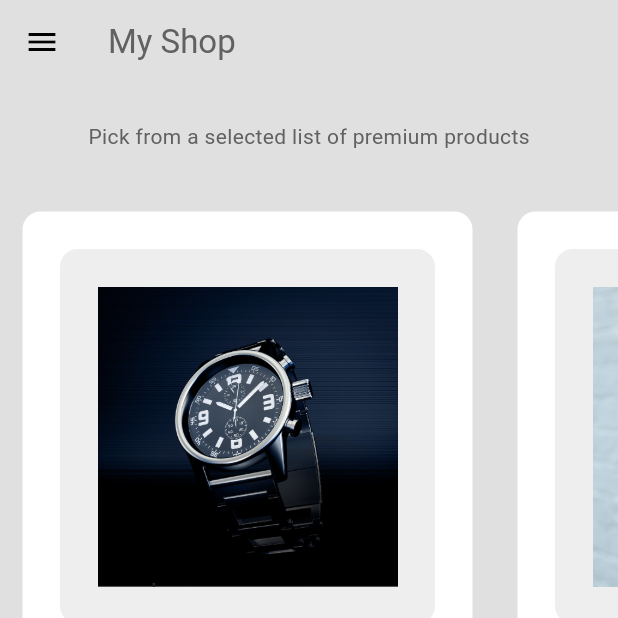
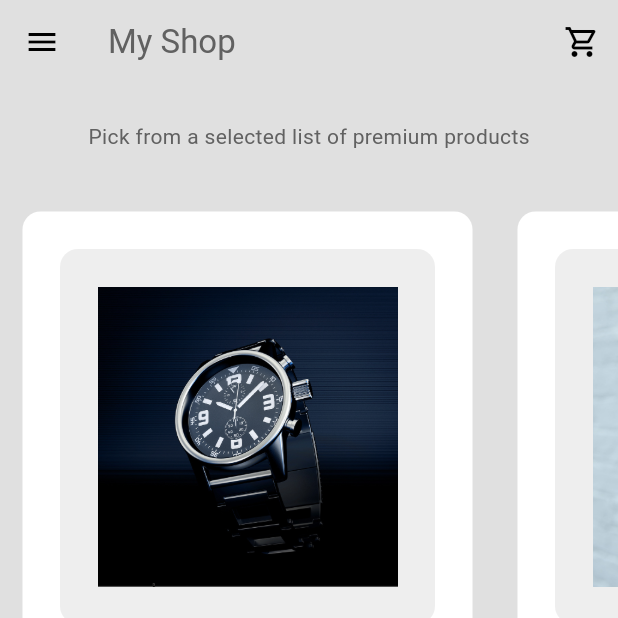
Before and after one commit to alexmortelsison/ECommerce-App2, a Flutter app: the ShopPage screen opened by its route, on a phone screen of 412 x 824 dp, the top half of it. Run offline on Flutter 3.47's test engine with Material 3 defaults, Android fonts, the phone set to English and light mode, and no system bars.

Commit message:
updated UI

```diff
--- a/lib/components/product_tile.dart
+++ b/lib/components/product_tile.dart
@@ -24,6 +24,8 @@ class ProductTile extends StatelessWidget {
           ),
           MaterialButton(
             onPressed: () {
+              ScaffoldMessenger.of(context).showSnackBar(
+                  const SnackBar(content: Text('Added to cart!')));
               Navigator.pop(context);
               context.read<Shop>().addToCart(product);
             },
--- a/lib/pages/shop_page.dart
+++ b/lib/pages/shop_page.dart
@@ -16,6 +16,12 @@ class ShopPage extends StatelessWidget {
       drawer: const MyDrawer(),
       backgroundColor: Theme.of(context).colorScheme.surface,
       appBar: AppBar(
+        actions: [
+          IconButton(
+            onPressed: () => Navigator.pushNamed(context, '/cart_page'),
+            icon: const Icon(Icons.shopping_cart_outlined),
+          )
+        ],
         title: Text(
           'My Shop',
           style: TextStyle(color: Theme.of(context).colorScheme.inversePrimary),
```
Also changed, not shown: lib/pages/cart_page.dart (+6 -1 lines).
